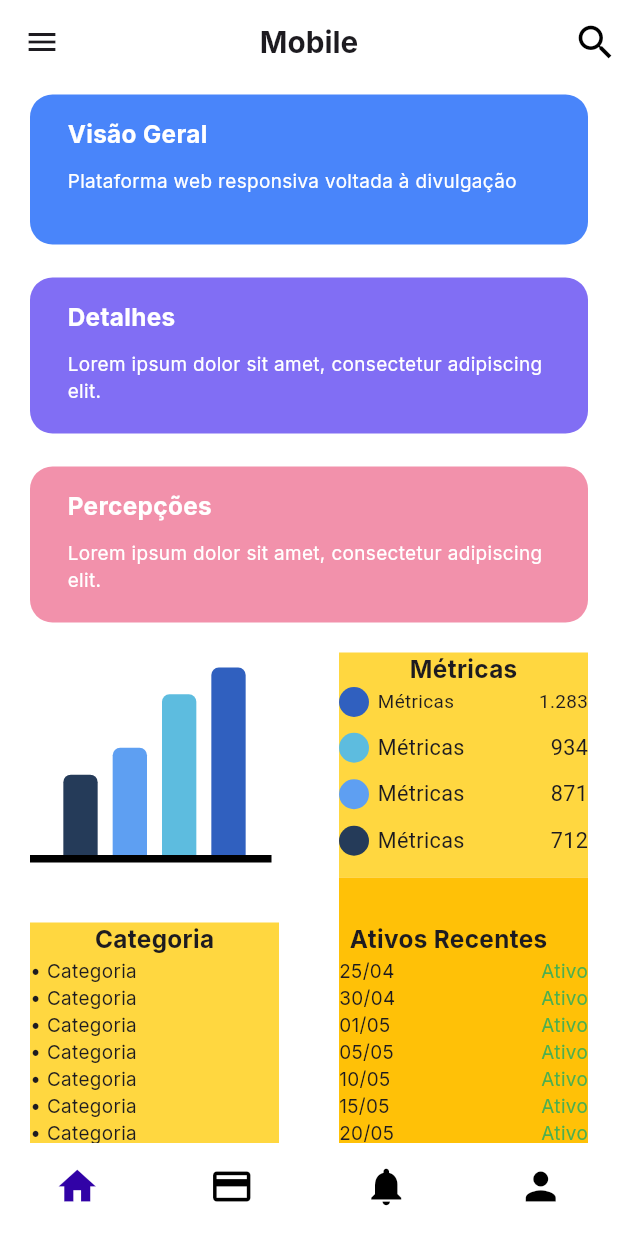
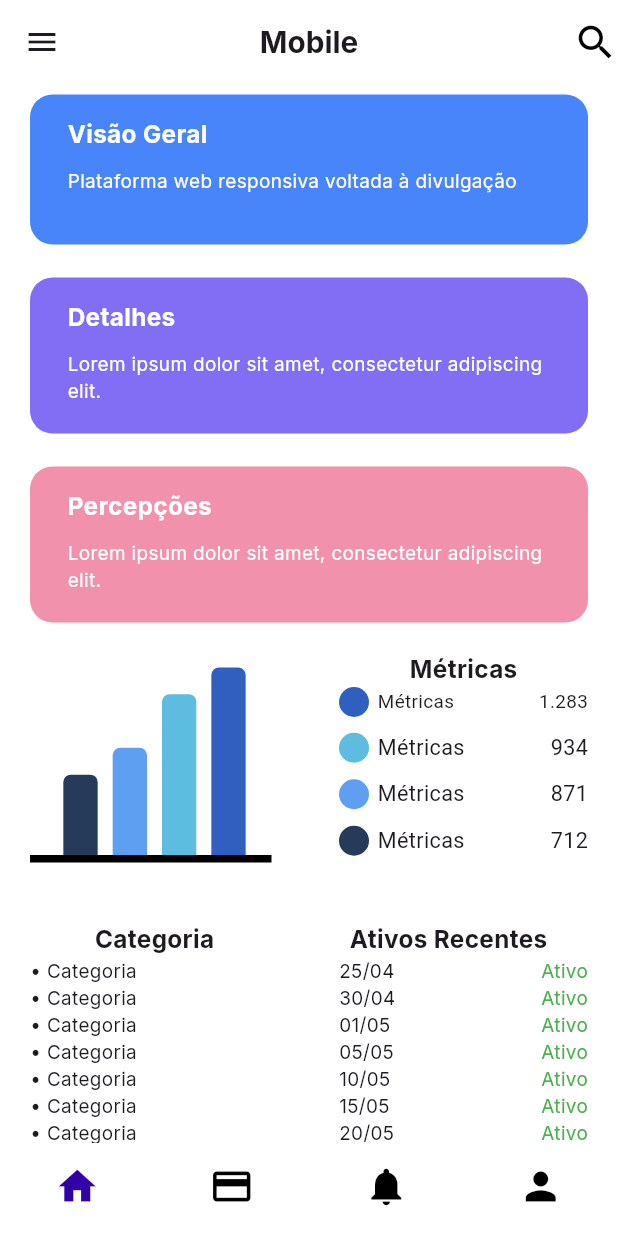
Before and after one commit to LuisGFurlan/Estat-sticas, a Flutter app: the screen it shows after launch, on a phone screen of 412 x 824 dp. Run offline on Flutter 3.47's test engine with Material 3 defaults, Android fonts, the phone set to English and light mode, and no system bars; drawn by our look-alikes of fl_chart; our stand-ins replace flutter_screenutil; missing offline and left inert: unique_simple_bar_chart.

Commit message:
Refactor : Removido as cores dos containers

```diff
--- a/lib/screens/home_page.dart
+++ b/lib/screens/home_page.dart
@@ -86,7 +86,7 @@
                   )),
                   Expanded(child: Padding(
                     padding: const EdgeInsets.symmetric(horizontal: 20.0),
-                    child: Container(color: Colors.amber,child: AtivosCustom()),
+                    child: AtivosCustom(),
                   )),
                 ],
               ),
--- a/lib/widgets/categorias_custom.dart
+++ b/lib/widgets/categorias_custom.dart
@@ -17,7 +17,6 @@
           Align(
             alignment: Alignment.centerLeft,
             child: Container(
-              color: Colors.amberAccent,
               height: 200,
                 child: Column(
                   children: [
--- a/lib/widgets/metrics_custom.dart
+++ b/lib/widgets/metrics_custom.dart
@@ -13,7 +13,6 @@
   @override
   Widget build(BuildContext context) {
     return Container(
-      color: Colors.amberAccent,
       height: 150,
       child: Column(
         children: [
```
